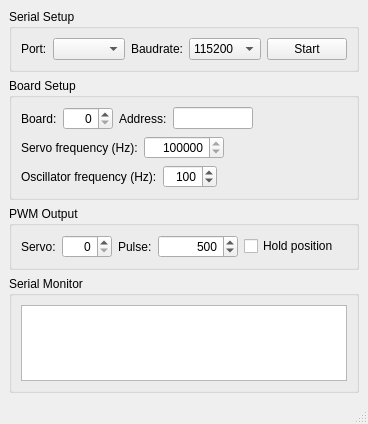
Above: python/mainwindow.ui from marcosswald/sfero before the change. Below: the same form after it.
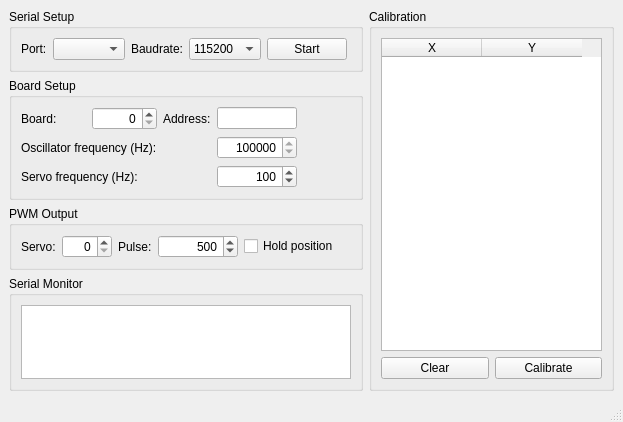
That is the form after the change.

Commit message: plotting and calibration function

```diff
--- a/python/mainwindow.ui
+++ b/python/mainwindow.ui
@@ -6,8 +6,8 @@
    <rect>
     <x>0</x>
     <y>0</y>
-    <width>356</width>
-    <height>424</height>
+    <width>623</width>
+    <height>422</height>
    </rect>
   </property>
   <property name="sizePolicy">
@@ -20,6 +20,8 @@
    <string>MainWindow</string>
   </property>
   <widget class="QWidget" name="centralwidget">
+   <layout class="QHBoxLayout" name="horizontalLayout_7">
+    <item>
    <layout class="QVBoxLayout" name="verticalLayout_2">
     <item>
      <widget class="QGroupBox" name="groupBox_2">
@@ -92,8 +94,8 @@
       <property name="title">
        <string>Board Setup</string>
       </property>
-      <layout class="QVBoxLayout" name="verticalLayout_3">
-       <item>
+        <layout class="QGridLayout" name="gridLayout">
+         <item row="0" column="0">
         <layout class="QHBoxLayout" name="horizontalLayout_4">
          <item>
           <widget class="QLabel" name="label">
@@ -118,14 +120,16 @@
            </property>
           </widget>
          </item>
-         <item>
+          </layout>
+         </item>
+         <item row="0" column="1">
           <widget class="QLabel" name="label_6">
            <property name="text">
             <string>Address:</string>
            </property>
           </widget>
          </item>
-         <item>
+         <item row="0" column="2">
           <widget class="QLineEdit" name="board_address_edit">
            <property name="minimumSize">
             <size>
@@ -139,13 +143,16 @@
              <height>16777215</height>
             </size>
            </property>
+           <property name="alignment">
+            <set>Qt::AlignRight|Qt::AlignTrailing|Qt::AlignVCenter</set>
+           </property>
            <property name="readOnly">
             <bool>true</bool>
            </property>
           </widget>
          </item>
-         <item>
-          <spacer name="horizontalSpacer_3">
+         <item row="0" column="3">
+          <spacer name="horizontalSpacer">
            <property name="orientation">
             <enum>Qt::Horizontal</enum>
            </property>
@@ -157,18 +164,21 @@
            </property>
           </spacer>
          </item>
-        </layout>
-       </item>
-       <item>
-        <layout class="QHBoxLayout" name="horizontalLayout_5">
-         <item>
+         <item row="1" column="0">
+          <widget class="QLabel" name="label_8">
+           <property name="text">
+            <string>Oscillator frequency (Hz):</string>
+           </property>
+          </widget>
+         </item>
+         <item row="2" column="0">
           <widget class="QLabel" name="label_7">
            <property name="text">
             <string>Servo frequency (Hz):</string>
            </property>
           </widget>
          </item>
-         <item>
+         <item row="1" column="2">
           <widget class="QSpinBox" name="osc_freq_value">
            <property name="minimumSize">
             <size>
@@ -193,31 +203,7 @@
            </property>
           </widget>
          </item>
-         <item>
-          <spacer name="horizontalSpacer_2">
-           <property name="orientation">
-            <enum>Qt::Horizontal</enum>
-           </property>
-           <property name="sizeHint" stdset="0">
-            <size>
-             <width>40</width>
-             <height>20</height>
-            </size>
-           </property>
-          </spacer>
-         </item>
-        </layout>
-       </item>
-       <item>
-        <layout class="QHBoxLayout" name="horizontalLayout_6">
-         <item>
-          <widget class="QLabel" name="label_8">
-           <property name="text">
-            <string>Oscillator frequency (Hz):</string>
-           </property>
-          </widget>
-         </item>
-         <item>
+         <item row="2" column="2">
           <widget class="QSpinBox" name="servo_freq_value">
            <property name="minimumSize">
             <size>
@@ -242,21 +228,6 @@
            </property>
           </widget>
          </item>
-         <item>
-          <spacer name="horizontalSpacer_4">
-           <property name="orientation">
-            <enum>Qt::Horizontal</enum>
-           </property>
-           <property name="sizeHint" stdset="0">
-            <size>
-             <width>40</width>
-             <height>20</height>
-            </size>
-           </property>
-          </spacer>
-         </item>
-        </layout>
-       </item>
       </layout>
      </widget>
     </item>
@@ -355,6 +326,49 @@
      </widget>
     </item>
    </layout>
+    </item>
+    <item>
+     <widget class="QGroupBox" name="groupBox_5">
+      <property name="title">
+       <string>Calibration</string>
+      </property>
+      <layout class="QVBoxLayout" name="verticalLayout_4">
+       <item>
+        <widget class="QTableWidget" name="calibration_table">
+         <column>
+          <property name="text">
+           <string>X</string>
+          </property>
+         </column>
+         <column>
+          <property name="text">
+           <string>Y</string>
+          </property>
+         </column>
+        </widget>
+       </item>
+       <item>
+        <layout class="QHBoxLayout" name="horizontalLayout_8">
+         <item>
+          <widget class="QPushButton" name="clear_button">
+           <property name="text">
+            <string>Clear</string>
+           </property>
+          </widget>
+         </item>
+         <item>
+          <widget class="QPushButton" name="calibrate_button">
+           <property name="text">
+            <string>Calibrate</string>
+           </property>
+          </widget>
+         </item>
+        </layout>
+       </item>
+      </layout>
+     </widget>
+    </item>
+   </layout>
   </widget>
   <widget class="QMenuBar" name="menubar">
    <property name="geometry">
```
Left out of the diff: 2 changed lines with no effect on the pictures. Lines whose indentation alone changed are shown as unchanged. The commit also changes 1 other file.
